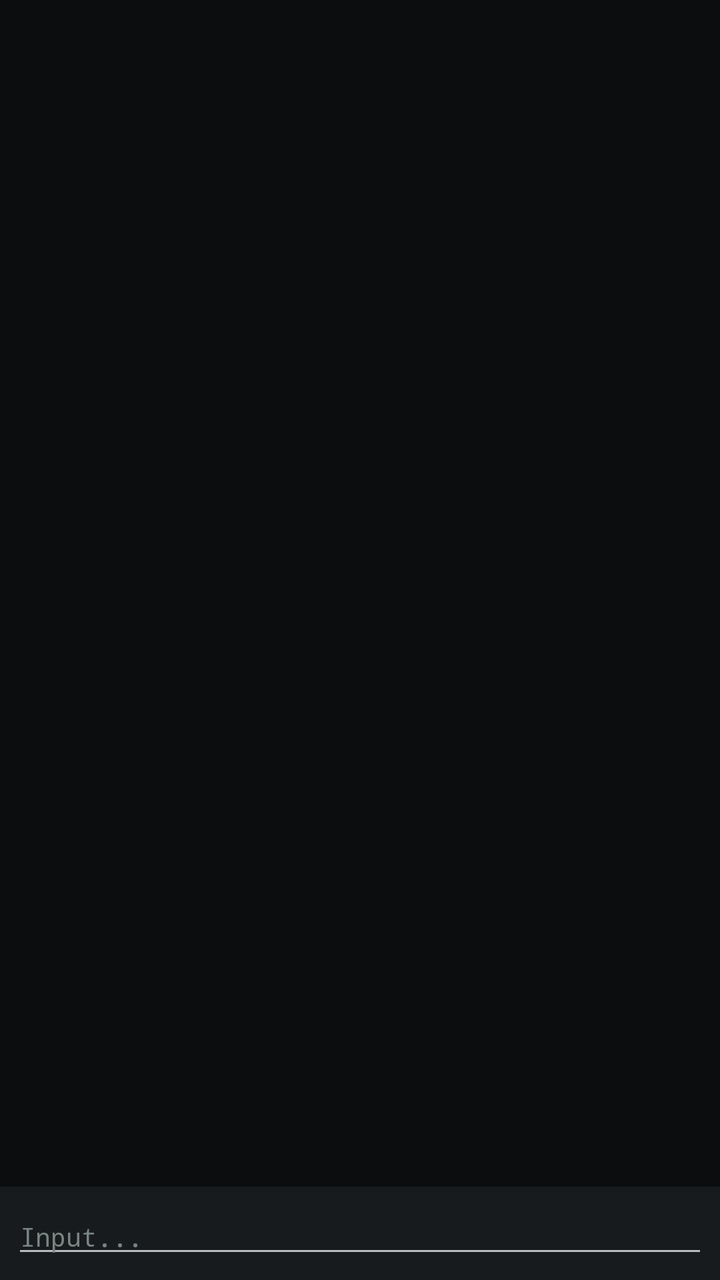
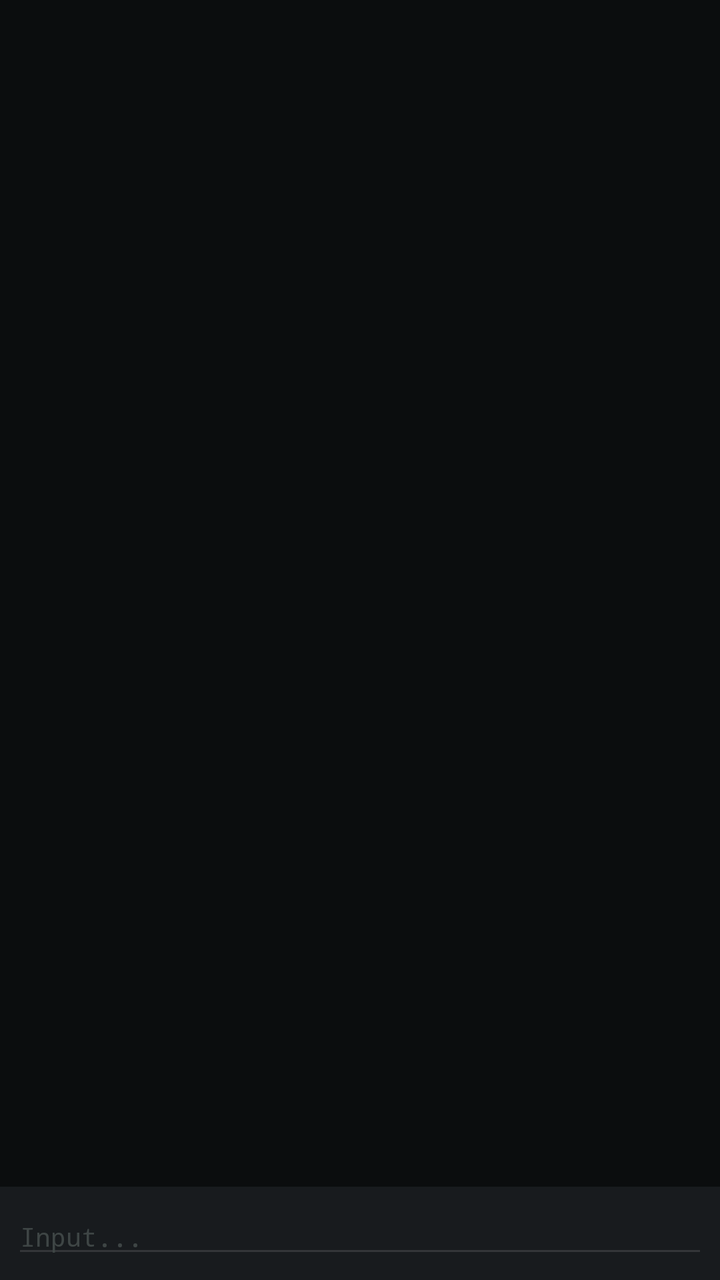

Before-and-after screenshots of an Android layout around one commit, followed by the original layout XML and the change that was made.
<!-- AndroidManifest.xml: application theme Theme.PyEdit -->
<!-- res/layout/view_output_panel.xml -->
<?xml version="1.0" encoding="utf-8"?>
<LinearLayout xmlns:android="http://schemas.android.com/apk/res/android"
    android:layout_width="match_parent"
    android:layout_height="match_parent"
    android:orientation="vertical"
    android:background="@color/output_background">

    <ScrollView
        android:id="@+id/output_scroll"
        android:layout_width="match_parent"
        android:layout_height="0dp"
        android:layout_weight="1"
        android:padding="8dp">

        <TextView
            android:id="@+id/tv_output_text"
            android:layout_width="match_parent"
            android:layout_height="wrap_content"
            android:fontFamily="monospace"
            android:textColor="@color/text_normal"
            android:textSize="13sp"
            android:textIsSelectable="true" />

    </ScrollView>

    <LinearLayout
        android:layout_width="match_parent"
        android:layout_height="wrap_content"
        android:orientation="horizontal"
        android:background="@color/topbar_background"
        android:padding="6dp">

        <EditText
            android:id="@+id/edit_stdin"
            android:layout_width="0dp"
            android:layout_height="wrap_content"
            android:layout_weight="1"
            android:hint="Input..."
            android:textColor="@color/text_normal"
            android:textColorHint="@color/text_comment"
            android:fontFamily="monospace"
            android:textSize="13sp"
            android:imeOptions="actionSend"
            android:singleLine="true" />

    </LinearLayout>

</LinearLayout>
<!-- resources referenced by this layout -->
<resources>
  <color name="output_background">#0B0D0E</color>
  <color name="text_comment">#78857F</color>
  <color name="text_normal">#E8ECEA</color>
  <color name="topbar_background">#181B1E</color>
  <style name="Theme.PyEdit" parent="Theme.MaterialComponents.NoActionBar">
          <item name="colorPrimary">@color/mint_primary</item>
          <item name="colorPrimaryDark">@color/topbar_background</item>
          <item name="colorAccent">@color/mint_primary</item>
          <item name="android:windowBackground">@color/editor_background</item>
          <item name="android:statusBarColor">@color/topbar_background</item>
          <item name="android:navigationBarColor">@color/editor_background</item>
          <item name="android:textColor">@color/text_normal</item>
          <item name="android:textColorPrimary">@color/text_normal</item>
          <item name="android:windowLightStatusBar">false</item>
      </style>
  <color name="mint_primary">#65E6B3</color>
  <color name="editor_background">#111315</color>
</resources>

<!-- the commit's change to res/layout/view_output_panel.xml (unified diff, before → after) -->
@@ -30,6 +30,7 @@
         android:background="@color/topbar_background"
         android:padding="6dp">
 
+        
         <EditText
             android:id="@+id/edit_stdin"
             android:layout_width="0dp"
@@ -41,7 +42,9 @@
             android:fontFamily="monospace"
             android:textSize="13sp"
             android:imeOptions="actionSend"
-            android:singleLine="true" />
+            android:singleLine="true"
+            android:enabled="false"
+            android:alpha="0.4" />
 
     </LinearLayout>
 
